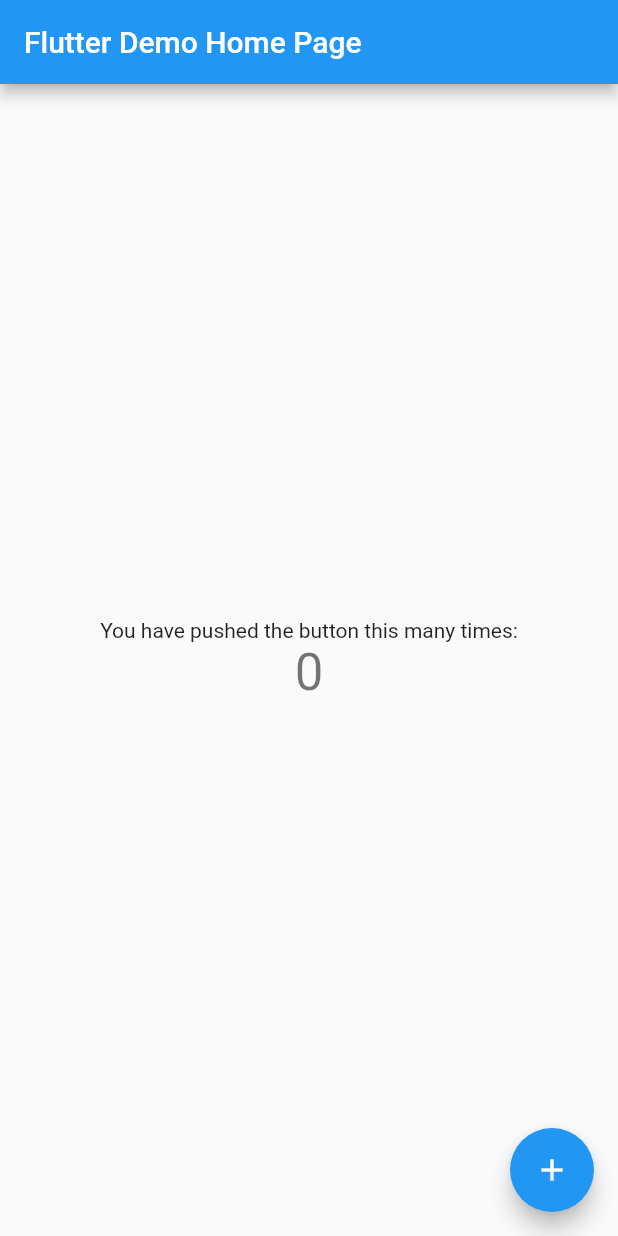
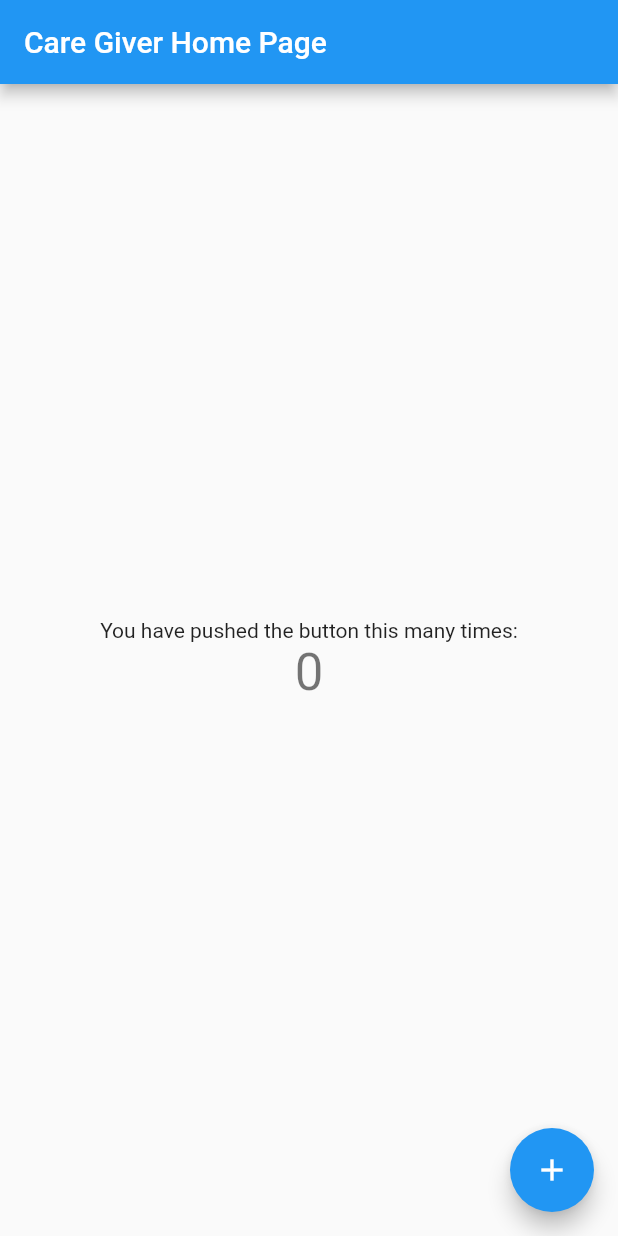
Before and after one commit to ReeceJames97/care_giver_project, a Flutter app: the screen it shows after launch, on a phone screen of 412 x 824 dp. Run offline on Flutter 3.47's test engine with Material 2 defaults, Android fonts, the phone set to English and light mode, and no system bars.

Commit message:
Changed Title

```diff
--- a/lib/main.dart
+++ b/lib/main.dart
@@ -24,7 +24,7 @@ class MyApp extends StatelessWidget {
         // is not restarted.
         primarySwatch: Colors.blue,
       ),
-      home: const MyHomePage(title: 'Flutter Demo Home Page'),
+      home: const MyHomePage(title: 'Care Giver Home Page'),
     );
   }
 }
```
